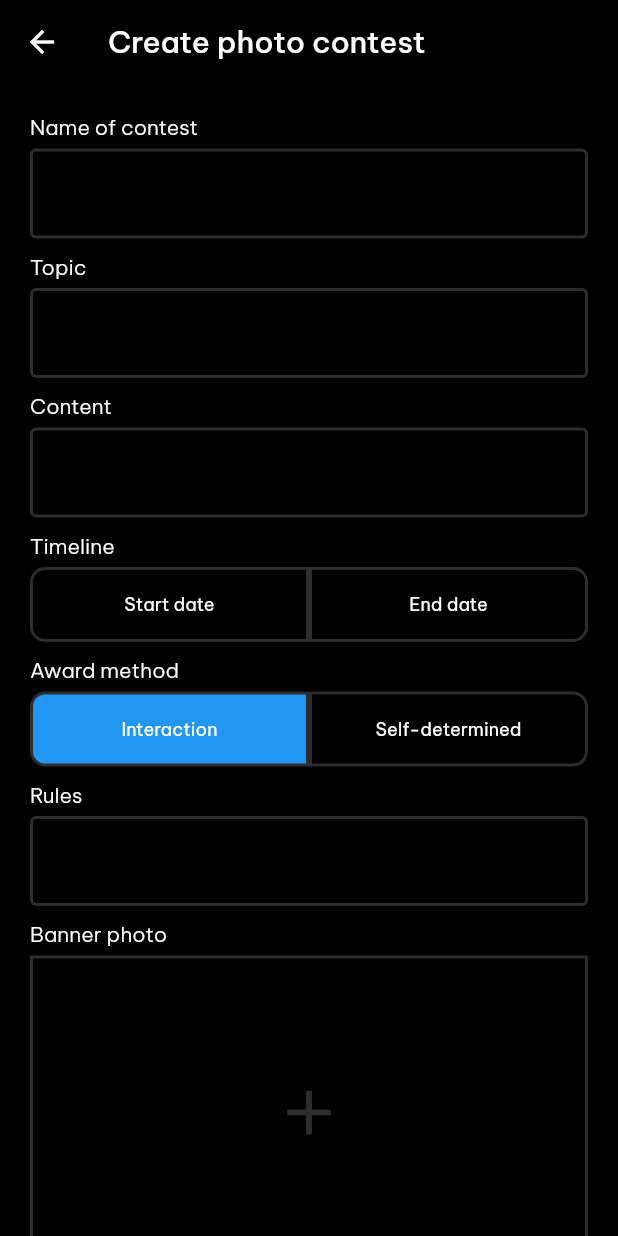
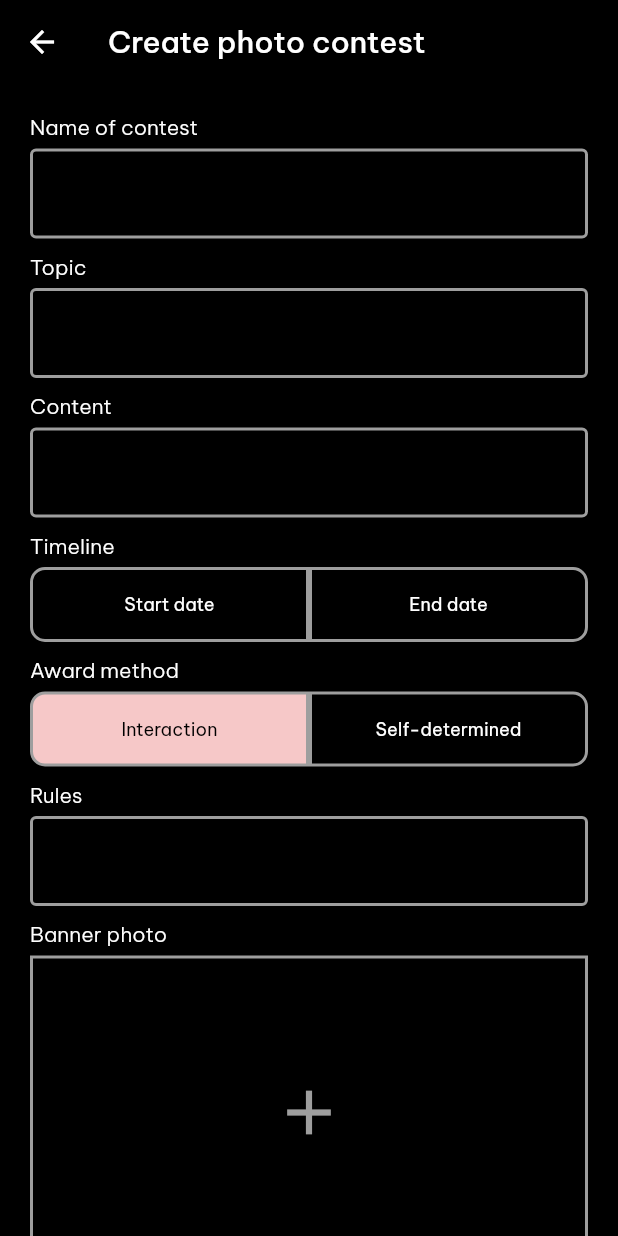
Before and after one commit to pndphuoc/instagram, a Flutter app: the screen it shows once a user with an empty profile is signed in, item 4 of the bottom bar chosen, after a tap on the "add circle outline" icon, on a phone screen of 412 x 824 dp. Run offline on Flutter 3.47's test engine with Material 2 defaults, Android fonts, the light colour scheme and no system bars; our stand-ins replace awesome_notifications, cached_network_image, camera, carousel_slider, cloud_firestore, device_info_plus and 21 more; missing offline and left inert: awesome_notifications_fcm, dart:ffi, elastic_client, image_crop, photo_manager, video_compress; accounts and stored records are empty.

Commit message:
update colors

```diff
--- a/lib/screens/ai_post_screens/add_ai_post_screen.dart
+++ b/lib/screens/ai_post_screens/add_ai_post_screen.dart
@@ -1,7 +1,6 @@
 import 'package:cached_network_image/cached_network_image.dart';
 import 'package:flutter/material.dart';
 import 'package:fluttertoast/fluttertoast.dart';
-import 'package:instagram/models/media.dart';
 import 'package:instagram/provider/home_screen_provider.dart';
 import 'package:instagram/ultis/colors.dart';
 import 'package:instagram/view_model/add_ai_post_view_model.dart';
--- a/lib/screens/contest_screens/create_contest_screen.dart
+++ b/lib/screens/contest_screens/create_contest_screen.dart
@@ -55,7 +55,7 @@ class _CreateContestScreenState extends State<CreateContestScreen> with SingleTi
 
   Widget _buildInputField(
       BuildContext context, String name, TextEditingController controller,
-      {bool isMultiLines = false, Color outlineBorderColor = secondaryColor}) {
+      {bool isMultiLines = false, Color outlineBorderColor = Colors.grey}) {
     final inputBorder = OutlineInputBorder(
         borderSide:
             Divider.createBorderSide(context, width: 2, color: outlineBorderColor));
@@ -154,13 +154,13 @@ class _CreateContestScreenState extends State<CreateContestScreen> with SingleTi
                   child: Container(
                     width: MediaQuery.of(context).size.width,
                     decoration: BoxDecoration(
-                      border: Border.all(color: secondaryColor, width: 2),
+                      border: Border.all(color: Colors.grey, width: 2),
                     ),
                     child: const Center(
                       child: Icon(
                         Icons.add,
                         size: 50,
-                        color: secondaryColor,
+                        color: Colors.grey,
                       ),
                     ),
                   ),
@@ -225,7 +225,7 @@ class _CreateContestScreenState extends State<CreateContestScreen> with SingleTi
             height: 50,
             width: MediaQuery.of(context).size.width,
             decoration: BoxDecoration(
-                border: Border.all(color: secondaryColor, width: 2),
+                border: Border.all(color: Colors.grey, width: 2),
                 borderRadius: BorderRadius.circular(10)),
             child: const Center(
               child: Icon(
@@ -262,13 +262,13 @@ class _CreateContestScreenState extends State<CreateContestScreen> with SingleTi
                     ),
                     border: Border.all(
                       width: 2,
-                      color: secondaryColor,
+                      color: Colors.grey,
                     ),
                   ),
                   child: Center(
                     child: Text(
                       AwardMethod.interaction['name'],
-                      style: Theme.of(context).textTheme.labelMedium,
+                      style: Theme.of(context).textTheme.labelMedium?.copyWith(color: value == AwardMethod.interaction['code'] ? onSecondaryBackground : onBackground),
                     ),
                   ),
                 ),
@@ -289,13 +289,13 @@ class _CreateContestScreenState extends State<CreateContestScreen> with SingleTi
                     ),
                     border: Border.all(
                       width: 2,
-                      color: secondaryColor,
+                      color: Colors.grey,
                     ),
                   ),
                   child: Center(
                     child: Text(
                       AwardMethod.selfDetermined['name'],
-                      style:  Theme.of(context).textTheme.labelMedium,
+                      style:  Theme.of(context).textTheme.labelMedium
                     ),
                   ),
                 ),
@@ -319,7 +319,7 @@ class _CreateContestScreenState extends State<CreateContestScreen> with SingleTi
       height: 50,
       width: MediaQuery.of(context).size.width,
       decoration: BoxDecoration(
-          border: Border.all(color: secondaryColor, width: 2),
+          border: Border.all(color: Colors.grey, width: 2),
           borderRadius: BorderRadius.circular(10)),
       child: Row(
         children: [
@@ -330,7 +330,7 @@ class _CreateContestScreenState extends State<CreateContestScreen> with SingleTi
                 maxLines: null,
               )),
           const VerticalDivider(
-            color: secondaryColor,
+            color: Colors.grey,
             width: 2,
           ),
           Expanded(
@@ -377,7 +377,7 @@ class _CreateContestScreenState extends State<CreateContestScreen> with SingleTi
                     ),
                     border: Border.all(
                       width: 2,
-                      color: secondaryColor,
+                      color: Colors.grey,
                     ),
                   ),
                   child: Center(
@@ -403,7 +403,7 @@ class _CreateContestScreenState extends State<CreateContestScreen> with SingleTi
                     ),
                     border: Border.all(
                       width: 2,
-                      color: secondaryColor,
+                      color: Colors.grey,
                     ),
                   ),
                   child: Center(
@@ -454,7 +454,7 @@ class _CreateContestScreenState extends State<CreateContestScreen> with SingleTi
     return ScaleTransition(
       scale: _animation,
       child: Dialog(
-        backgroundColor: secondaryColor,
+        backgroundColor: Colors.grey,
         shape: RoundedRectangleBorder(
             borderRadius: BorderRadius.circular(20)
         ),
--- a/lib/screens/profile_screens/personal_profile_screen.dart
+++ b/lib/screens/profile_screens/personal_profile_screen.dart
@@ -181,7 +181,7 @@ class _PersonalProfileScreenState extends State<PersonalProfileScreen>
                   backgroundColor: secondaryColor),
               child: Text(
                 "Edit profile",
-                style: Theme.of(context).textTheme.titleMedium,
+                style: Theme.of(context).textTheme.titleMedium?.copyWith(color: onSecondaryBackground),
               )),
         ),
         const SizedBox(
@@ -207,7 +207,7 @@ class _PersonalProfileScreenState extends State<PersonalProfileScreen>
                   backgroundColor: secondaryColor),
               child: Text(
                 "Log out",
-                style: Theme.of(context).textTheme.titleMedium,
+                style: Theme.of(context).textTheme.titleMedium?.copyWith(color: onSecondaryBackground),
               )),
         ),
         const SizedBox(
--- a/lib/ultis/colors.dart
+++ b/lib/ultis/colors.dart
@@ -4,8 +4,9 @@ const mobileBackgroundColor = Color.fromARGB(255, 0, 0, 0);
 const webBackgroundColor = Color.fromARGB(18, 18, 18, 1);
 const mobileSearchColor = Color.fromARGB(38, 38, 38, 1);
 const blueColor = Color.fromARGB(0, 149, 246, 1);
-const primaryColor = Colors.blue;
-const secondaryColor = Color.fromARGB(255, 45, 45, 47);
+const primaryColor = Color.fromRGBO(246, 200, 200, 1.0);
+const secondaryColor = Color.fromRGBO(179, 204, 227, 1.0);
+const onSecondaryBackground = Colors.black;
 const onBackground = Colors.white;
 const postCardBackgroundColor = Color.fromARGB(255, 45, 45, 47);
 const onBackgroundSecondary = Colors.grey;
```
